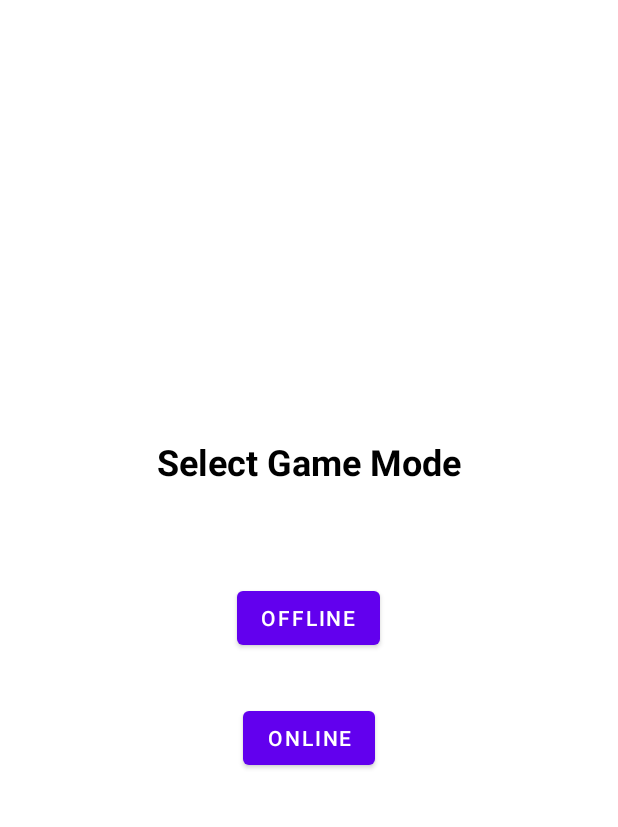
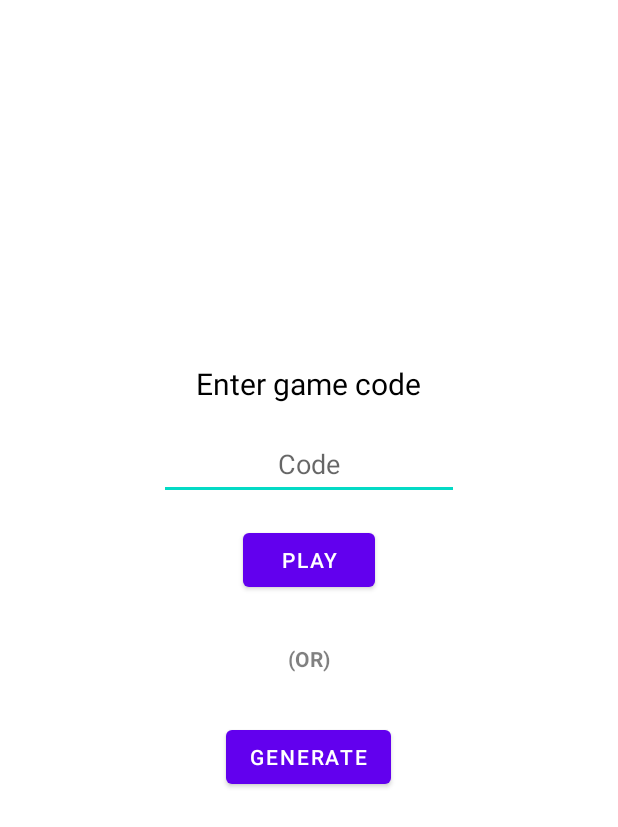
Before and after one commit to priyanshnama/Tic-Tac-Toe, an Android app: the GameModeActivity screen opened directly, with no data from a screen before it, after a tap on "ONLINE", on a phone screen of 412 x 824 dp. Shown: the top 827 px of the screen. Run offline under Robolectric (Android 15) with nearby library versions, the phone set to English and light mode, and no system bars.

Commit message:
integrated game mode option

```diff
--- a/app/src/main/AndroidManifest.xml
+++ b/app/src/main/AndroidManifest.xml
@@ -11,9 +11,6 @@
         android:roundIcon="@mipmap/ic_launcher_round"
         android:supportsRtl="true"
         android:theme="@style/Theme.TicTacToe">
-        <activity
-            android:name=".OnlineGameActivity"
-            android:exported="false" />
         <activity
             android:name=".GameModeActivity"
             android:exported="false" />
--- a/app/src/main/java/com/priyanshnama/tic_tac_toe/GameModeActivity.kt
+++ b/app/src/main/java/com/priyanshnama/tic_tac_toe/GameModeActivity.kt
@@ -3,6 +3,7 @@ package com.priyanshnama.tic_tac_toe
 import android.content.Intent
 import androidx.appcompat.app.AppCompatActivity
 import android.os.Bundle
+import android.view.View
 import com.priyanshnama.tic_tac_toe.databinding.ActivityGameModeBinding
 
 class GameModeActivity : AppCompatActivity() {
@@ -15,12 +16,14 @@ class GameModeActivity : AppCompatActivity() {
         setContentView(binding.root)
 
         binding.btnOffline.setOnClickListener {
-            val intent = Intent(this@GameModeActivity, HomeActivity::class.java)
+            val intent = Intent(this, HomeActivity::class.java)
+            intent.putExtra("mode","offline")
             startActivity(intent)
         }
 
         binding.btnOnline.setOnClickListener {
-
+            binding.askMode.visibility = View.GONE
+            binding.askJoin.visibility = View.VISIBLE
         }
     }
 }
--- a/app/src/main/res/layout/activity_game_mode.xml
+++ b/app/src/main/res/layout/activity_game_mode.xml
@@ -1,5 +1,6 @@
 <?xml version="1.0" encoding="utf-8"?>
-<LinearLayout xmlns:android="http://schemas.android.com/apk/res/android"
+<androidx.constraintlayout.widget.ConstraintLayout xmlns:android="http://schemas.android.com/apk/res/android"
+    xmlns:app="http://schemas.android.com/apk/res-auto"
     android:orientation="vertical"
     android:gravity="center"
     xmlns:tools="http://schemas.android.com/tools"
@@ -7,36 +8,119 @@
     android:layout_height="match_parent"
     tools:context=".GameModeActivity">
 
+    <LinearLayout
+        android:id="@+id/askMode"
+        android:layout_width="wrap_content"
+        android:layout_height="wrap_content"
+        android:orientation="vertical"
+        app:layout_constraintBottom_toBottomOf="parent"
+        app:layout_constraintEnd_toEndOf="parent"
+        app:layout_constraintStart_toStartOf="parent"
+        app:layout_constraintTop_toTopOf="parent">
+
         <TextView
             android:layout_width="wrap_content"
             android:layout_height="wrap_content"
+            android:layout_gravity="center"
+            android:layout_marginBottom="48dp"
+            android:gravity="center"
             android:text="Select Game Mode"
-        android:layout_marginBottom="48dp"
             android:textColor="@color/black"
-        android:layout_gravity="center"
-        android:gravity="center"
             android:textSize="24sp"
             android:textStyle="bold"
             tools:ignore="HardcodedText" />
 
         <Button
             android:id="@+id/btnOffline"
-        android:layout_gravity="center"
-        android:gravity="center"
             android:layout_width="wrap_content"
             android:layout_height="wrap_content"
-        android:text="@string/offline"
+            android:layout_gravity="center"
             android:layout_marginTop="16dp"
-        android:layout_marginBottom="16dp" />
+            android:layout_marginBottom="16dp"
+            android:gravity="center"
+            android:text="@string/offline" />
 
         <Button
             android:id="@+id/btnOnline"
-        android:layout_gravity="center"
-        android:gravity="center"
             android:layout_width="wrap_content"
             android:layout_height="wrap_content"
-        android:text="@string/online"
+            android:layout_gravity="center"
+            android:layout_marginTop="16dp"
             android:layout_marginBottom="16dp"
-        android:layout_marginTop="16dp" />
+            android:gravity="center"
+            android:text="@string/online" />
+    </LinearLayout>
 
+    <LinearLayout
+        android:id="@+id/askJoin"
+        android:layout_width="match_parent"
+        android:layout_height="wrap_content"
+        android:orientation="vertical"
+        android:visibility="invisible"
+        app:layout_constraintBottom_toBottomOf="parent"
+        app:layout_constraintEnd_toEndOf="parent"
+        app:layout_constraintStart_toStartOf="parent"
+        app:layout_constraintTop_toTopOf="parent">
+
+        <TextView
+            android:layout_width="wrap_content"
+            android:layout_height="wrap_content"
+            android:layout_gravity="center"
+            android:layout_marginBottom="16dp"
+            android:gravity="center"
+            android:text="Enter game code"
+            android:textColor="@color/black"
+            android:textSize="20sp"
+            tools:ignore="HardcodedText" />
+
+        <EditText
+            android:layout_width="200dp"
+            android:layout_height="wrap_content"
+            android:layout_gravity="center"
+            android:layout_marginBottom="16dp"
+            android:autofillHints="code"
+            android:gravity="center"
+            android:hint="Code"
+            android:inputType="text"
+            android:minHeight="48dp"
+            tools:ignore="HardcodedText" />
+
+        <Button
+            android:id="@+id/btnPlay"
+            android:layout_width="wrap_content"
+            android:layout_height="wrap_content"
+            android:layout_gravity="center"
+            android:text="@string/play" />
+
+        <TextView
+            android:layout_width="wrap_content"
+            android:layout_height="wrap_content"
+            android:layout_gravity="center"
+            android:layout_marginTop="32dp"
+            android:layout_marginBottom="32dp"
+            android:alpha="0.5"
+            android:text="(OR)"
+            android:textColor="@color/black"
+            android:textStyle="bold"
+            tools:ignore="HardcodedText" />
+
+        <Button
+            android:id="@+id/btnGenerate"
+            android:layout_width="wrap_content"
+            android:layout_height="wrap_content"
+            android:layout_gravity="center"
+            android:layout_marginBottom="16dp"
+            android:text="Generate"
+            tools:ignore="HardcodedText" />
+
+        <TextView
+            android:layout_width="wrap_content"
+            android:layout_height="wrap_content"
+            android:layout_gravity="center"
+            android:layout_marginTop="16dp"
+            android:textColor="@color/black"
+            android:textSize="16sp"
+            tools:text="GAME_CODE_GOES_HERE" />
     </LinearLayout>
+
+</androidx.constraintlayout.widget.ConstraintLayout>
```
Also changed, not shown: app/src/main/java/com/priyanshnama/tic_tac_toe/HomeActivity.kt (+15 -3 lines), app/src/main/java/com/priyanshnama/tic_tac_toe/MainActivity.kt (+6 -1 lines), app/src/main/java/com/priyanshnama/tic_tac_toe/OnlineGameActivity.kt (deleted, +0 -24 lines), app/src/main/java/com/priyanshnama/tic_tac_toe/utils/Checker.kt (+8 -8 lines), app/src/main/res/layout/activity_main.xml (+15 -8 lines), app/src/main/res/layout/activity_online_game.xml (deleted, +0 -83 lines). Lines whose indentation alone changed are shown as unchanged.
